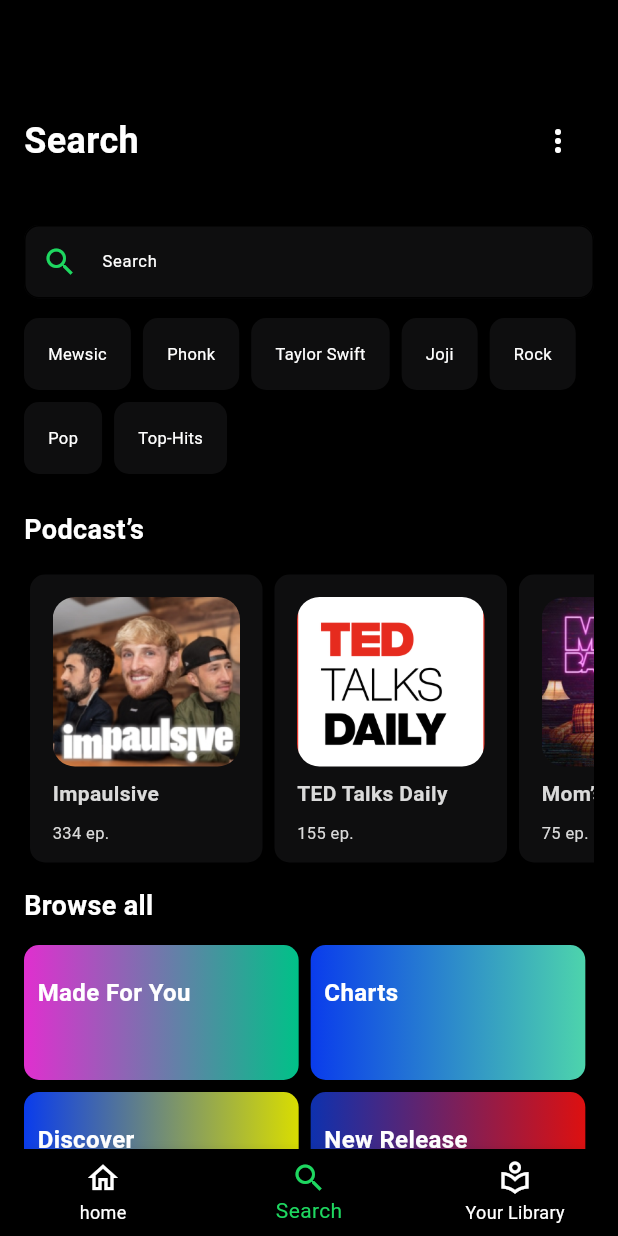
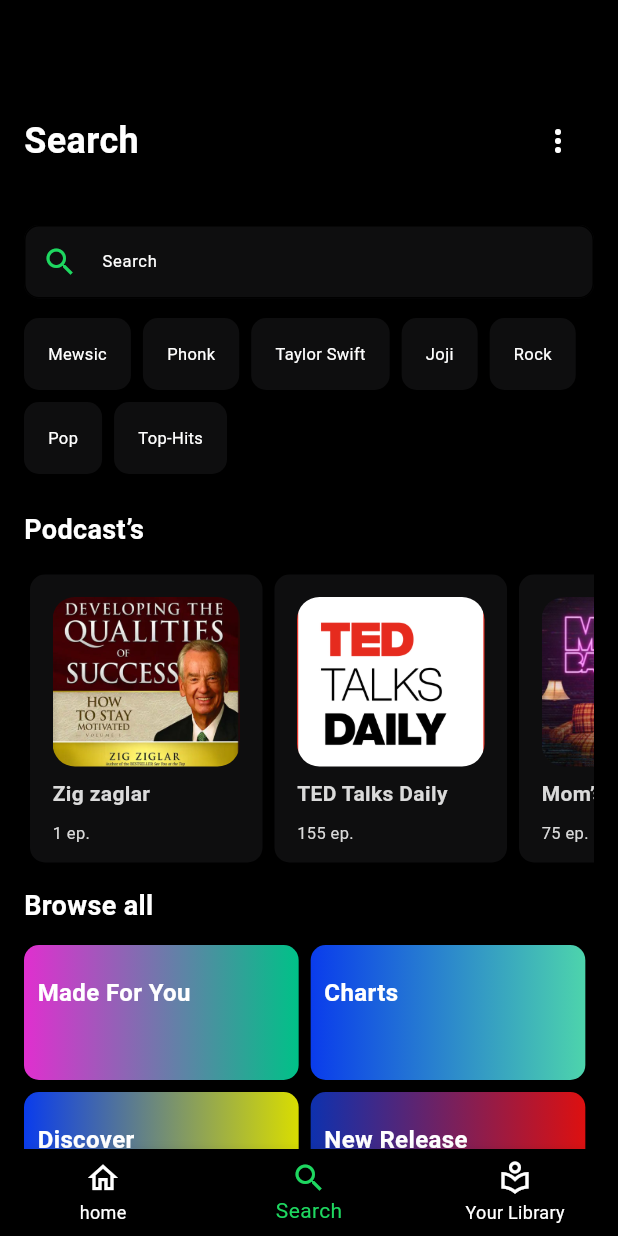
Before and after one commit to Clufy/Flutter-spotify-clone, a Flutter app: the Tabs screen opened directly, item 2 of the bottom bar chosen, on a phone screen of 412 x 824 dp. Run offline on Flutter 3.47's test engine with Material 3 defaults, Android fonts, the light colour scheme and no system bars.

Commit message:
img_changes

```diff
--- a/lib/data/data.dart
+++ b/lib/data/data.dart
@@ -57,9 +57,9 @@
 
 final List<Map<String, dynamic>> podCast = [
   {
-    "title" : "Impaulsive",
-    "description" : "334 ep.",
-    "image" : "assets/images/impaulsive.png",
+    "title" : "Zig zaglar",
+    "description" : "1 ep.",
+    "image" : "assets/images/Zig_zaglar.png",
   },
   {
     "title" : "TED Talks Daily",
```
Also changed, not shown: assets/images/Zig_zaglar.png (added), assets/images/impaulsive.png (deleted).
